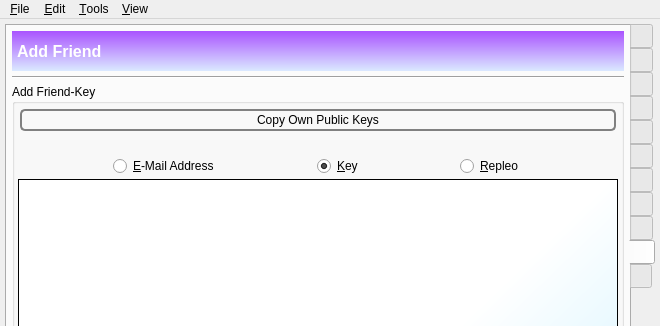
First picture: the form in branches/trunk/GoldBug-UI/spot-on-controlcenter.ui, repository textbrowser/spot-on, before the edit; both pictures show x 0 to 660 and y 0 to 326 of the 660 by 800 pixel window.
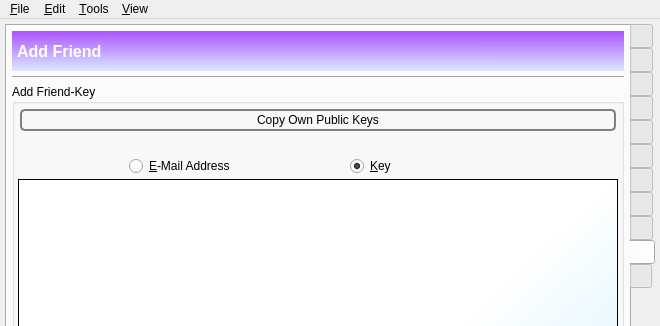
Second picture: the form after the edit. The open tabs and pages were chosen to show the change. Icons and pictures are not drawn. Custom widgets are drawn as their Qt base class.

Commit message: Removed ancient widgets.

The edit to the form file:
```diff
--- a/branches/trunk/GoldBug-UI/spot-on-controlcenter.ui
+++ b/branches/trunk/GoldBug-UI/spot-on-controlcenter.ui
@@ -10452,23 +10452,6 @@
                  </property>
                 </spacer>
                </item>
-               <item>
-                <widget class="QRadioButton" name="addFriendSymmetricBundleRadio">
-                 <property name="toolTip">
-                  <string>&lt;html&gt;&lt;head/&gt;&lt;body&gt;&lt;p&gt;The Repleo contains your key pair encrypted with your friend's public key.&lt;/p&gt;&lt;p&gt;In case you send your key pair first to your friend, they can decide to send their own key pair in plaintext or encrypted with your key. &lt;/p&gt;&lt;p&gt;This is called a Repleo; the key is not sent in plaintext.&lt;/p&gt;&lt;/body&gt;&lt;/html&gt;</string>
-                 </property>
-                 <property name="layoutDirection">
-                  <enum>Qt::LeftToRight</enum>
-                 </property>
-                 <property name="text">
-                  <string>&amp;Repleo</string>
-                 </property>
-                 <property name="icon">
-                  <iconset resource="../Icons/icons.qrc">
-                   <normaloff>:/nuvola/repleo.png</normaloff>:/nuvola/repleo.png</iconset>
-                 </property>
-                </widget>
-               </item>
                <item>
                 <spacer name="horizontalSpacer_24">
                  <property name="orientation">
```
Left out of the diff: 5 changed lines with no effect on the pictures. The commit also changes 1 other file.
